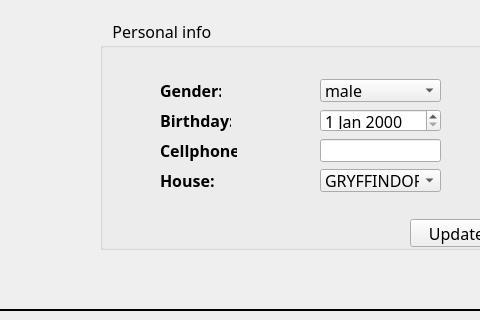
freefrit/AOOP_DogeShop, file mainwindow.ui: the form before one commit; both pictures show x 171 to 651 and y 280 to 600 of the 960 by 600 pixel window.
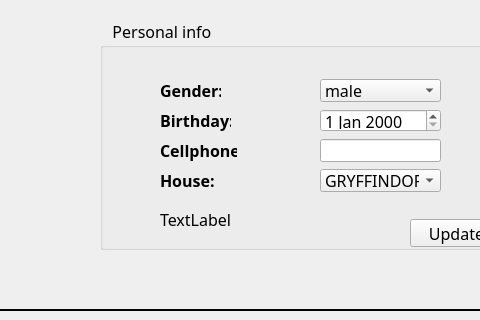
The form after the commit. The open tabs and pages were chosen to show the change.

```diff
--- a/mainwindow.ui
+++ b/mainwindow.ui
@@ -318,6 +318,19 @@
           </property>
          </item>
         </widget>
+        <widget class="QLabel" name="info_update__errorlabel">
+         <property name="geometry">
+          <rect>
+           <x>60</x>
+           <y>190</y>
+           <width>161</width>
+           <height>21</height>
+          </rect>
+         </property>
+         <property name="text">
+          <string>TextLabel</string>
+         </property>
+        </widget>
        </widget>
        <widget class="QGroupBox" name="groupBox_2">
         <property name="geometry">
```
Left out of the diff: 2 changed lines with no effect on the pictures.
